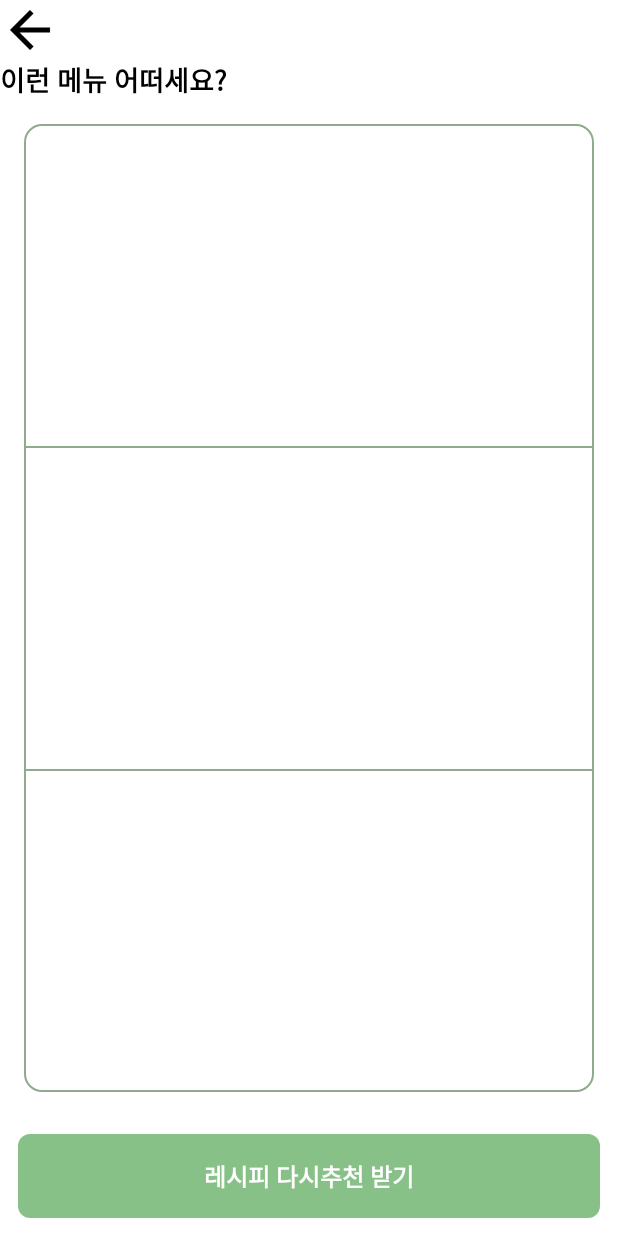
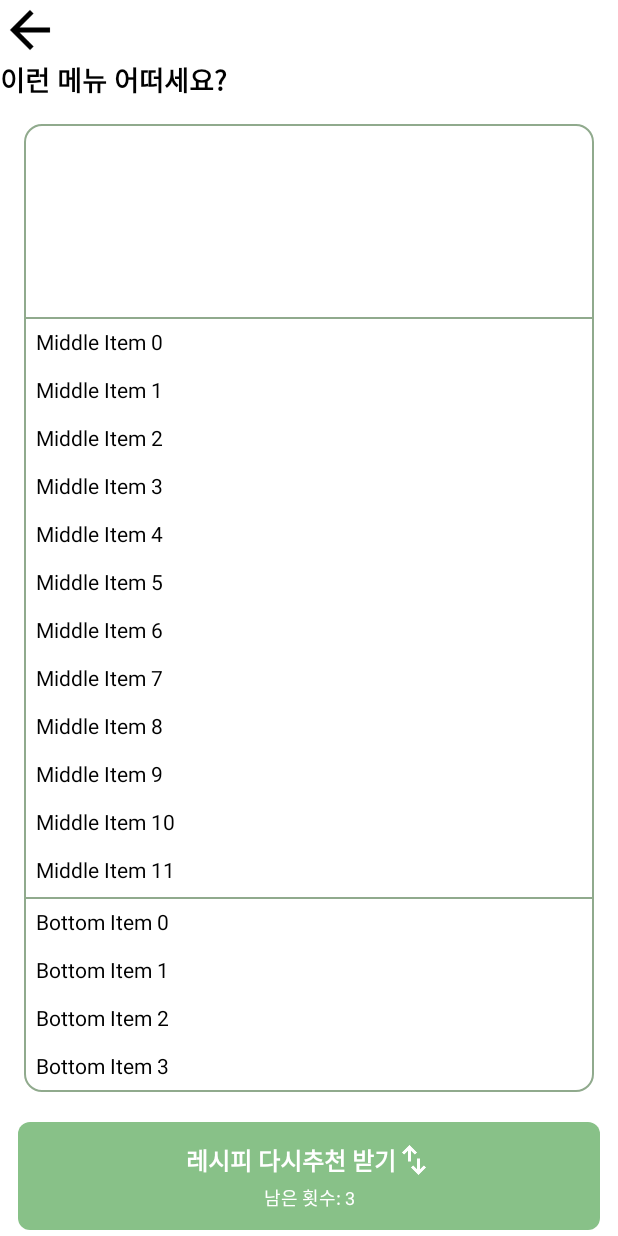
Before and after one commit to DONG-STU/AiCookMate, an Android app built with Jetpack Compose: the @Preview function GptScreenPreview, on a phone screen of 412 x 824 dp. Run offline under Robolectric (Android 15) with nearby library versions, the phone set to English and light mode, and no system bars.

Commit message:
GPT Screen complete

```diff
--- a/app/src/main/java/com/sdc/aicookmate/GptScreen.kt
+++ b/app/src/main/java/com/sdc/aicookmate/GptScreen.kt
@@ -7,20 +7,29 @@ import androidx.compose.foundation.clickable
 import androidx.compose.foundation.layout.Arrangement
 import androidx.compose.foundation.layout.Box
 import androidx.compose.foundation.layout.Column
+import androidx.compose.foundation.layout.Row
 import androidx.compose.foundation.layout.Spacer
 import androidx.compose.foundation.layout.fillMaxSize
 import androidx.compose.foundation.layout.fillMaxWidth
 import androidx.compose.foundation.layout.height
 import androidx.compose.foundation.layout.padding
 import androidx.compose.foundation.layout.size
+import androidx.compose.foundation.lazy.LazyColumn
+import androidx.compose.foundation.lazy.rememberLazyListState
 import androidx.compose.foundation.shape.RoundedCornerShape
 import androidx.compose.material3.Button
 import androidx.compose.material3.ButtonDefaults
-import androidx.compose.material3.Divider
+
 import androidx.compose.material3.Text
 import androidx.compose.runtime.Composable
+import androidx.compose.runtime.getValue
+import androidx.compose.runtime.mutableStateOf
+import androidx.compose.runtime.remember
+import androidx.compose.runtime.setValue
+import androidx.compose.ui.Alignment
 import androidx.compose.ui.Modifier
 import androidx.compose.ui.graphics.Color
+import androidx.compose.ui.graphics.ColorFilter
 import androidx.compose.ui.res.painterResource
 import androidx.compose.ui.text.TextStyle
 import androidx.compose.ui.text.font.FontWeight
@@ -38,6 +47,9 @@ fun GptScreenPreview() {
 @Composable
 fun GptScreen() {
 
+    val scrollState = rememberLazyListState()
+    var remainingCount by remember { mutableStateOf(3) }
+
     Column(
         modifier = Modifier.fillMaxSize(),
         verticalArrangement = Arrangement.SpaceBetween
@@ -48,9 +60,7 @@ fun GptScreen() {
                 contentDescription = "뒤로가기",
                 modifier = Modifier
                     .size(40.dp)
-                    .clickable {
-                        /**/
-                    }
+                    .clickable { /* */ }
             )
 
             Text(
@@ -60,7 +70,6 @@ fun GptScreen() {
                     fontWeight = FontWeight.Bold
                 )
             )
-
 
             Box(
                 modifier = Modifier
@@ -76,9 +85,13 @@ fun GptScreen() {
                 Column(
                     modifier = Modifier.fillMaxSize()
                 ) {
-
-                    Spacer(modifier = Modifier.weight(1f))
-
+                    Box(
+                        modifier = Modifier
+                            .fillMaxWidth()
+                            .weight(0.2f)
+                    ) {
+                        // 첫 번째 박스는 비워둡니다
+                    }
 
                     Box(
                         modifier = Modifier
@@ -87,8 +100,26 @@ fun GptScreen() {
                             .background(Color(0xFF90AA8D))
                     )
 
-                    Spacer(modifier = Modifier.weight(1f))
-
+                    Box(
+                        modifier = Modifier
+                            .fillMaxWidth()
+                            .weight(0.6f)
+                    ) {
+                        // 중간 LazyColumn - 스크롤 상태 공유
+                        LazyColumn(
+                            state = scrollState,
+                            modifier = Modifier.fillMaxSize()
+                        ) {
+                            items(20) { index ->
+                                Text(
+                                    text = "Middle Item $index",
+                                    modifier = Modifier
+                                        .fillMaxWidth()
+                                        .padding(8.dp)
+                                )
+                            }
+                        }
+                    }
 
                     Box(
                         modifier = Modifier
@@ -97,30 +128,90 @@ fun GptScreen() {
                             .background(Color(0xFF90AA8D))
                     )
 
-                    Spacer(modifier = Modifier.weight(1f))
+                    Box(
+                        modifier = Modifier
+                            .fillMaxWidth()
+                            .weight(0.2f)
+                    ) {
+                        // 마지막 LazyColumn - 스크롤 상태 공유
+                        LazyColumn(
+                            state = scrollState,
+                            modifier = Modifier.fillMaxSize()
+                        ) {
+                            items(10) { index ->
+                                Text(
+                                    text = "Bottom Item $index",
+                                    modifier = Modifier
+                                        .fillMaxWidth()
+                                        .padding(8.dp)
+                                )
+                            }
+                        }
+                    }
+                }
+
+            }
+            RecipeRecommendationButton()
+        }
     }
 }
 
 
+@Composable
+fun RecipeRecommendationButton(
+    modifier: Modifier = Modifier
+) {
+    // 남은 횟수를 관리할 상태 생성
+    var remainingCount by remember { mutableStateOf(3) }
 
-
+    Column(
+        modifier = modifier,
+        horizontalAlignment = Alignment.CenterHorizontally
+    ) {
         Button(
-            onClick = {},
+            onClick = {
+                if (remainingCount > 0) {
+                    remainingCount--
+                }
+            },
+            enabled = remainingCount > 0,
             colors = ButtonDefaults.buttonColors(
                 containerColor = Color(136, 193, 136),
-                contentColor = Color.Black
-            ), modifier = Modifier
+                contentColor = Color.Black,
+                disabledContainerColor = Color(136, 193, 136).copy(alpha = 0.5f)
+            ),
+            modifier = Modifier
                 .fillMaxWidth()
                 .height(80.dp)
-                .padding(12.dp),
+                .padding(horizontal = 12.dp, vertical = 4.dp),
             shape = RoundedCornerShape(8.dp)
         ) {
-
+            Column(
+                horizontalAlignment = Alignment.CenterHorizontally
+            ) {
+                Row {
                     Text(
-                "레시피 다시추천 받기", style = TextStyle(
+                        "레시피 다시추천 받기",
+                        style = TextStyle(
                             fontSize = 16.sp,
                             color = Color.White,
                             fontWeight = FontWeight.Bold
+                        )
+                    )
+                    Image(
+                        painterResource(id = R.drawable.ic_swap),
+                        contentDescription = "새로고침", modifier = Modifier
+                            .size(24.dp)
+                                ,colorFilter = ColorFilter.tint(Color.White)
+                    )
+                }
+                Spacer(modifier = Modifier.height(4.dp))
+                Text(
+                    "남은 횟수: $remainingCount",
+                    style = TextStyle(
+                        fontSize = 12.sp,
+                        color = Color.White,
+                        fontWeight = FontWeight.Normal
                     )
                 )
             }
--- a/app/src/main/java/com/sdc/aicookmate/MainActivity.kt
+++ b/app/src/main/java/com/sdc/aicookmate/MainActivity.kt
@@ -57,8 +57,8 @@ fun NavSys() {
         composable("shopping"){
             FoodShoppingScreen(navController)
         }
-        composable("Recipe"){
-            RecipeScreen(navController)
-        }
+//        composable("Recipe"){
+//            RecipeScreen(navController)
+//        }
     }
 }
```
Also changed, not shown: app/src/main/res/drawable/ic_swap.png (added). Lines whose indentation alone changed are shown as unchanged.
